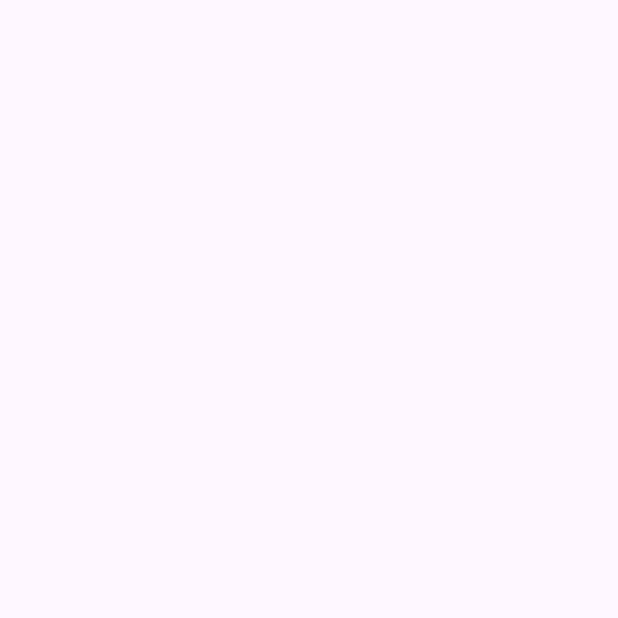
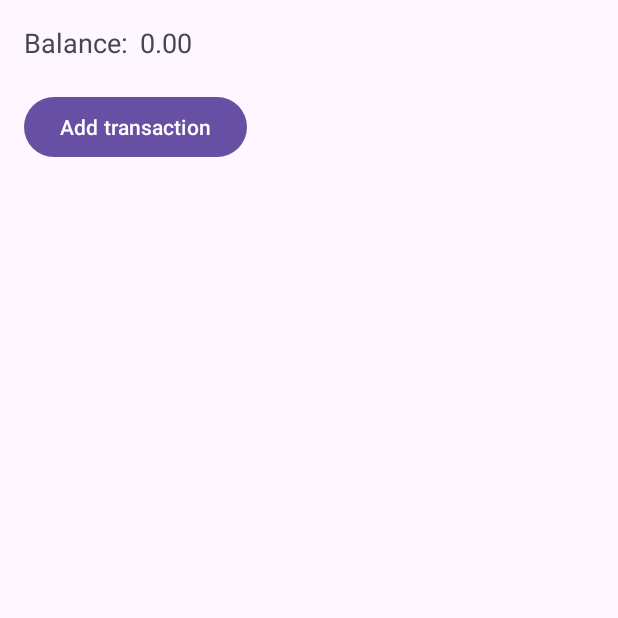
Before and after one commit to deyasix/Wallet, an Android app: the screen it shows after launch (MainActivity), on a phone screen of 412 x 824 dp, the top half of it. Before the commit the part shown is empty. Run offline under Robolectric (Android 15) with nearby library versions, the phone set to English and light mode, and no system bars.

Commit message:
setup navigation

```diff
--- a/app/build.gradle.kts
+++ b/app/build.gradle.kts
@@ -1,6 +1,7 @@
 plugins {
     alias(libs.plugins.android.application)
     alias(libs.plugins.kotlin.android)
+    alias(libs.plugins.kotlin.kapt)
 }
 
 android {
@@ -33,6 +34,9 @@ android {
     kotlinOptions {
         jvmTarget = "11"
     }
+    buildFeatures {
+        viewBinding = true
+    }
 }
 
 dependencies {
@@ -42,6 +46,13 @@ dependencies {
     implementation(libs.material)
     implementation(libs.androidx.activity)
     implementation(libs.androidx.constraintlayout)
+
+    implementation(libs.dagger)
+    kapt(libs.dagger.compiler)
+
+    implementation(libs.androidx.navigation.fragment.ktx)
+    implementation(libs.androidx.navigation.ui.ktx)
+
     testImplementation(libs.junit)
     androidTestImplementation(libs.androidx.junit)
     androidTestImplementation(libs.androidx.espresso.core)
--- a/app/src/main/java/com/example/wallet/MainActivity.kt
+++ b/app/src/main/java/com/example/wallet/MainActivity.kt
@@ -5,6 +5,7 @@ import androidx.activity.enableEdgeToEdge
 import androidx.appcompat.app.AppCompatActivity
 import androidx.core.view.ViewCompat
 import androidx.core.view.WindowInsetsCompat
+import androidx.navigation.fragment.NavHostFragment
 
 class MainActivity : AppCompatActivity() {
     override fun onCreate(savedInstanceState: Bundle?) {
@@ -16,5 +17,12 @@ class MainActivity : AppCompatActivity() {
             v.setPadding(systemBars.left, systemBars.top, systemBars.right, systemBars.bottom)
             insets
         }
+        setupNavGraph()
+    }
+
+    private fun setupNavGraph() {
+        val navController =
+            (supportFragmentManager.findFragmentById(R.id.fcv_main) as NavHostFragment).navController
+        navController.setGraph(R.navigation.nav_graph)
     }
 }
--- /dev/null
+++ b/app/src/main/java/com/example/wallet/domain/DoTransactionUseCase.kt
@@ -0,0 +1,5 @@
+package com.example.wallet.domain
+
+class DoTransactionUseCase {
+    suspend operator fun invoke() {}
+}
--- /dev/null
+++ b/app/src/main/java/com/example/wallet/domain/GetBalanceUseCase.kt
@@ -0,0 +1,9 @@
+package com.example.wallet.domain
+
+import java.math.BigDecimal
+
+class GetBalanceUseCase {
+    suspend operator fun invoke(): BigDecimal {
+        return BigDecimal.ONE
+    }
+}
--- /dev/null
+++ b/app/src/main/java/com/example/wallet/domain/TopUpBalanceUseCase.kt
@@ -0,0 +1,5 @@
+package com.example.wallet.domain
+
+class TopUpBalanceUseCase {
+    suspend operator fun invoke() {}
+}
--- /dev/null
+++ b/app/src/main/java/com/example/wallet/presentation/AddTransactionFragment.kt
@@ -0,0 +1,11 @@
+package com.example.wallet.presentation
+
+import android.view.LayoutInflater
+import android.view.ViewGroup
+import com.example.wallet.databinding.FragmentAddTransactionBinding
+
+class AddTransactionFragment : BaseFragment<FragmentAddTransactionBinding>() {
+    override val bindingInflater: (LayoutInflater, ViewGroup?, Boolean) -> FragmentAddTransactionBinding
+        get() = FragmentAddTransactionBinding::inflate
+
+}
--- /dev/null
+++ b/app/src/main/java/com/example/wallet/presentation/BaseFragment.kt
@@ -0,0 +1,29 @@
+package com.example.wallet.presentation
+
+import android.os.Bundle
+import android.view.LayoutInflater
+import android.view.View
+import android.view.ViewGroup
+import androidx.fragment.app.Fragment
+import androidx.viewbinding.ViewBinding
+
+abstract class BaseFragment<VB : ViewBinding> : Fragment() {
+    private var _binding: VB? = null
+    protected val binding: VB get() = _binding!!
+
+    abstract val bindingInflater: (LayoutInflater, ViewGroup?, Boolean) -> VB
+
+    override fun onCreateView(
+        inflater: LayoutInflater,
+        container: ViewGroup?,
+        savedInstanceState: Bundle?
+    ): View? {
+        _binding = bindingInflater.invoke(inflater, container, false)
+        return binding.root
+    }
+
+    override fun onDestroyView() {
+        super.onDestroyView()
+        _binding = null
+    }
+}
--- /dev/null
+++ b/app/src/main/java/com/example/wallet/presentation/WalletFragment.kt
@@ -0,0 +1,26 @@
+package com.example.wallet.presentation
+
+import android.os.Bundle
+import android.view.LayoutInflater
+import android.view.View
+import android.view.ViewGroup
+import androidx.navigation.fragment.findNavController
+import com.example.wallet.R
+import com.example.wallet.databinding.FragmentWalletBinding
+
+class WalletFragment: BaseFragment<FragmentWalletBinding>() {
+    override val bindingInflater: (LayoutInflater, ViewGroup?, Boolean) -> FragmentWalletBinding
+        get() = FragmentWalletBinding::inflate
+
+    override fun onViewCreated(view: View, savedInstanceState: Bundle?) {
+        super.onViewCreated(view, savedInstanceState)
+        setupClickListeners()
+    }
+
+    private fun setupClickListeners() {
+        binding.btnAddTransaction.setOnClickListener {
+            findNavController().navigate(R.id.navigate_to_addTransactionFragment)
+        }
+    }
+
+}
--- a/app/src/main/res/layout/activity_main.xml
+++ b/app/src/main/res/layout/activity_main.xml
@@ -1,10 +1,17 @@
 <?xml version="1.0" encoding="utf-8"?>
 <androidx.constraintlayout.widget.ConstraintLayout xmlns:android="http://schemas.android.com/apk/res/android"
+    xmlns:app="http://schemas.android.com/apk/res-auto"
     xmlns:tools="http://schemas.android.com/tools"
     android:id="@+id/main"
     android:layout_width="match_parent"
     android:layout_height="match_parent"
     tools:context=".MainActivity">
 
+    <androidx.fragment.app.FragmentContainerView
+        android:id="@+id/fcv_main"
+        android:name="androidx.navigation.fragment.NavHostFragment"
+        android:layout_width="match_parent"
+        android:layout_height="match_parent"
+        app:defaultNavHost="true" />
 
 </androidx.constraintlayout.widget.ConstraintLayout>
--- /dev/null
+++ b/app/src/main/res/layout/fragment_add_transaction.xml
@@ -0,0 +1,7 @@
+<?xml version="1.0" encoding="utf-8"?>
+<androidx.constraintlayout.widget.ConstraintLayout xmlns:android="http://schemas.android.com/apk/res/android"
+    android:layout_width="match_parent"
+    android:layout_height="match_parent"
+    android:background="@color/white">
+
+</androidx.constraintlayout.widget.ConstraintLayout>
--- /dev/null
+++ b/app/src/main/res/layout/fragment_wallet.xml
@@ -0,0 +1,35 @@
+<?xml version="1.0" encoding="utf-8"?>
+<androidx.constraintlayout.widget.ConstraintLayout xmlns:android="http://schemas.android.com/apk/res/android"
+    xmlns:app="http://schemas.android.com/apk/res-auto"
+    android:layout_width="match_parent"
+    android:layout_height="match_parent"
+    android:padding="16dp">
+
+    <TextView
+        android:id="@+id/tv_balance"
+        android:layout_width="wrap_content"
+        android:layout_height="wrap_content"
+        android:text="Balance:"
+        android:textSize="18sp"
+        app:layout_constraintStart_toStartOf="parent"
+        app:layout_constraintTop_toTopOf="parent" />
+
+    <TextView
+        android:layout_width="wrap_content"
+        android:layout_height="wrap_content"
+        android:layout_marginHorizontal="8dp"
+        android:text="0.00"
+        android:textSize="18sp"
+        app:layout_constraintBaseline_toBaselineOf="@id/tv_balance"
+        app:layout_constraintStart_toEndOf="@id/tv_balance" />
+
+    <Button
+        android:id="@+id/btn_add_transaction"
+        android:layout_width="wrap_content"
+        android:layout_height="wrap_content"
+        android:layout_marginVertical="20dp"
+        android:text="Add transaction"
+        app:layout_constraintStart_toStartOf="parent"
+        app:layout_constraintTop_toBottomOf="@id/tv_balance" />
+
+</androidx.constraintlayout.widget.ConstraintLayout>
--- /dev/null
+++ b/app/src/main/res/navigation/nav_graph.xml
@@ -0,0 +1,24 @@
+<?xml version="1.0" encoding="utf-8"?>
+<navigation xmlns:android="http://schemas.android.com/apk/res/android"
+    xmlns:app="http://schemas.android.com/apk/res-auto"
+    xmlns:tools="http://schemas.android.com/tools"
+    android:id="@+id/nav_graph"
+    app:startDestination="@id/walletFragment">
+
+    <fragment
+        android:id="@+id/walletFragment"
+        android:name="com.example.wallet.presentation.WalletFragment"
+        android:label="WalletFragment"
+        tools:layout="@layout/fragment_wallet">
+        <action
+            android:id="@+id/navigate_to_addTransactionFragment"
+            app:destination="@id/addTransactionFragment" />
+    </fragment>
+
+    <fragment
+        android:id="@+id/addTransactionFragment"
+        android:name="com.example.wallet.presentation.AddTransactionFragment"
+        android:label="AddTransactionFragment"
+        tools:layout="@layout/fragment_add_transaction" />
+
+</navigation>
--- a/gradle/libs.versions.toml
+++ b/gradle/libs.versions.toml
@@ -9,6 +9,9 @@ appcompat = "1.7.0"
 material = "1.12.0"
 activity = "1.9.3"
 constraintlayout = "2.2.0"
+dagger = "2.54"
+navigationFragmentKtx = "2.8.5"
+navigationUiKtx = "2.8.5"
 
 [libraries]
 androidx-core-ktx = { group = "androidx.core", name = "core-ktx", version.ref = "coreKtx" }
@@ -19,7 +22,12 @@ androidx-appcompat = { group = "androidx.appcompat", name = "appcompat", version
 material = { group = "com.google.android.material", name = "material", version.ref = "material" }
 androidx-activity = { group = "androidx.activity", name = "activity", version.ref = "activity" }
 androidx-constraintlayout = { group = "androidx.constraintlayout", name = "constraintlayout", version.ref = "constraintlayout" }
+dagger = { group = "com.google.dagger", name = "dagger", version.ref = "dagger" }
+dagger-compiler = { group = "com.google.dagger", name = "dagger-compiler", version.ref = "dagger" }
+androidx-navigation-fragment-ktx = { group = "androidx.navigation", name = "navigation-fragment-ktx", version.ref = "navigationFragmentKtx" }
+androidx-navigation-ui-ktx = { group = "androidx.navigation", name = "navigation-ui-ktx", version.ref = "navigationUiKtx" }
 
 [plugins]
 android-application = { id = "com.android.application", version.ref = "agp" }
 kotlin-android = { id = "org.jetbrains.kotlin.android", version.ref = "kotlin" }
+kotlin-kapt = { id = "org.jetbrains.kotlin.kapt" }
```
